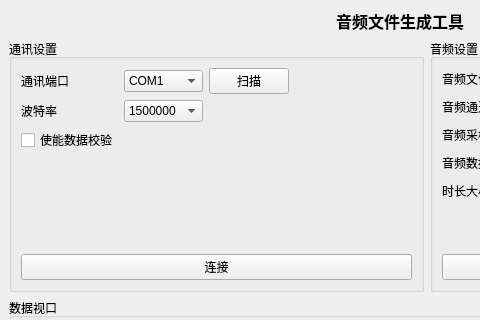
The window that mainwindow.ui (aron566/Audio_File_Generator) describes before a commit, drawn with Qt 5; both pictures show x 0 to 480 and y 0 to 320 of the 800 by 600 pixel window.
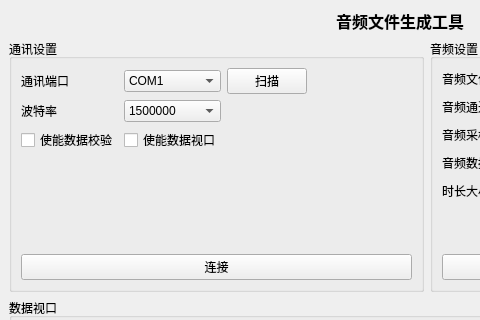
The same window after the commit.

Commit message: <feat>: <增加数据视口使能开关，状态栏提示crc丢包情况>

The edit to the form file:
```diff
--- a/mainwindow.ui
+++ b/mainwindow.ui
@@ -350,6 +350,13 @@
          </property>
         </widget>
        </item>
+       <item row="2" column="1">
+        <widget class="QCheckBox" name="DATA_VIEWcheckBox">
+         <property name="text">
+          <string>使能数据视口</string>
+         </property>
+        </widget>
+       </item>
       </layout>
      </widget>
     </item>
```
The commit also changes 4 other files.
